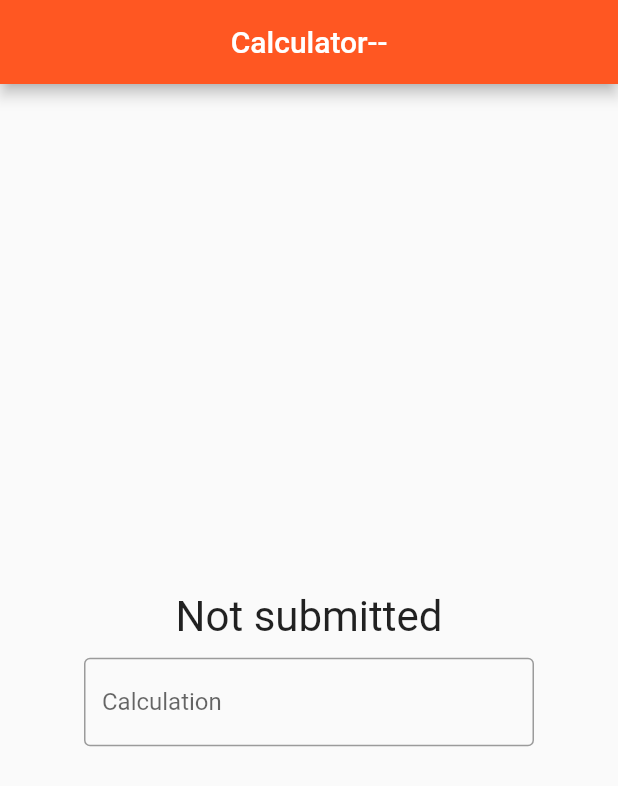
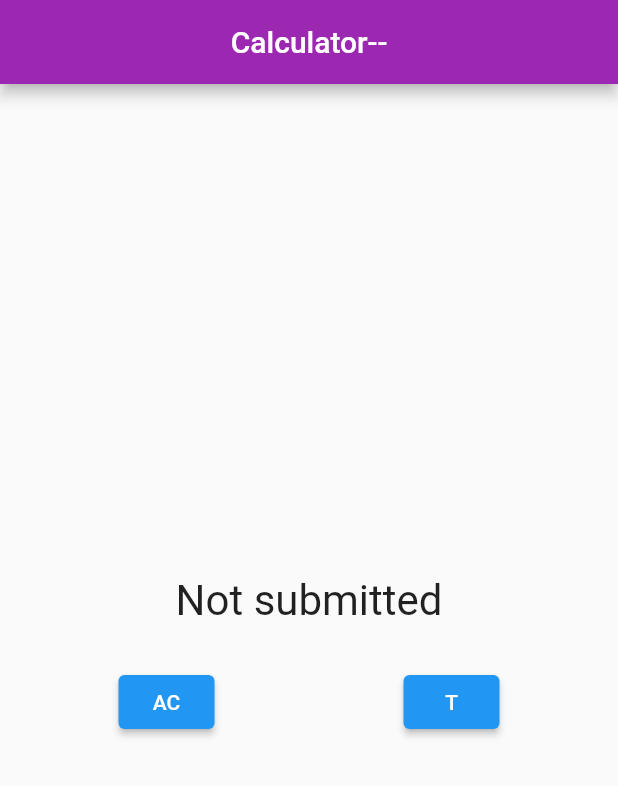
Before and after one commit to SiddhantMadhur/calculatorlite, a Flutter app: the screen it shows after launch, on a phone screen of 412 x 824 dp. Shown: the top 786 px of the screen. Run offline on Flutter 3.47's test engine with Material 2 defaults, Android fonts, the phone set to English and light mode, and no system bars.

Commit message:
added changeable themes

```diff
--- a/lib/main.dart
+++ b/lib/main.dart
@@ -3,6 +3,16 @@
 void main() {
   runApp(const MyApp());
 }
+
+var _themes = [
+  Colors.purple,
+  Colors.indigo,
+  Colors.blue,
+  Colors.green,
+  Colors.orange,
+  Colors.red
+];
+int _themeSelected = 0;
 
 class MyApp extends StatefulWidget {
   const MyApp({Key? key}) : super(key: key);
@@ -54,7 +64,7 @@
   Widget build(BuildContext context) {
     return Scaffold(
       appBar: AppBar(
-        backgroundColor: Colors.deepOrange,
+        backgroundColor: _themes[_themeSelected],
         title: const Center(
           child: Text('Calculator--'),
         ),
@@ -73,14 +83,35 @@
                   child: Text(_output),
                 ),
               ),
-              SizedBox(
-                width: 300.0,
-                child: TextField(
-                  decoration: const InputDecoration(
-                    border: OutlineInputBorder(),
-                    labelText: 'Calculation',
-                  ),
-                  onChanged: manageInput,
+              Padding(
+                padding: const EdgeInsets.all(16.0),
+                child: Row(
+                  mainAxisAlignment: MainAxisAlignment.spaceAround,
+                  mainAxisSize: MainAxisSize.max,
+                  children: [
+                    ElevatedButton(
+                      child: Text('AC'),
+                      onPressed: () {
+                        setState(() {
+                          _output = "0";
+                        });
+                      },
+                    ),
+                    ElevatedButton(
+                      onPressed: () {
+                        if (_themeSelected == _themes.length - 1) {
+                          setState(() {
+                            _themeSelected = 0;
+                          });
+                        } else {
+                          setState(() {
+                            _themeSelected++;
+                          });
+                        }
+                      },
+                      child: Text('T'),
+                    ),
+                  ],
                 ),
               )
             ],
```
